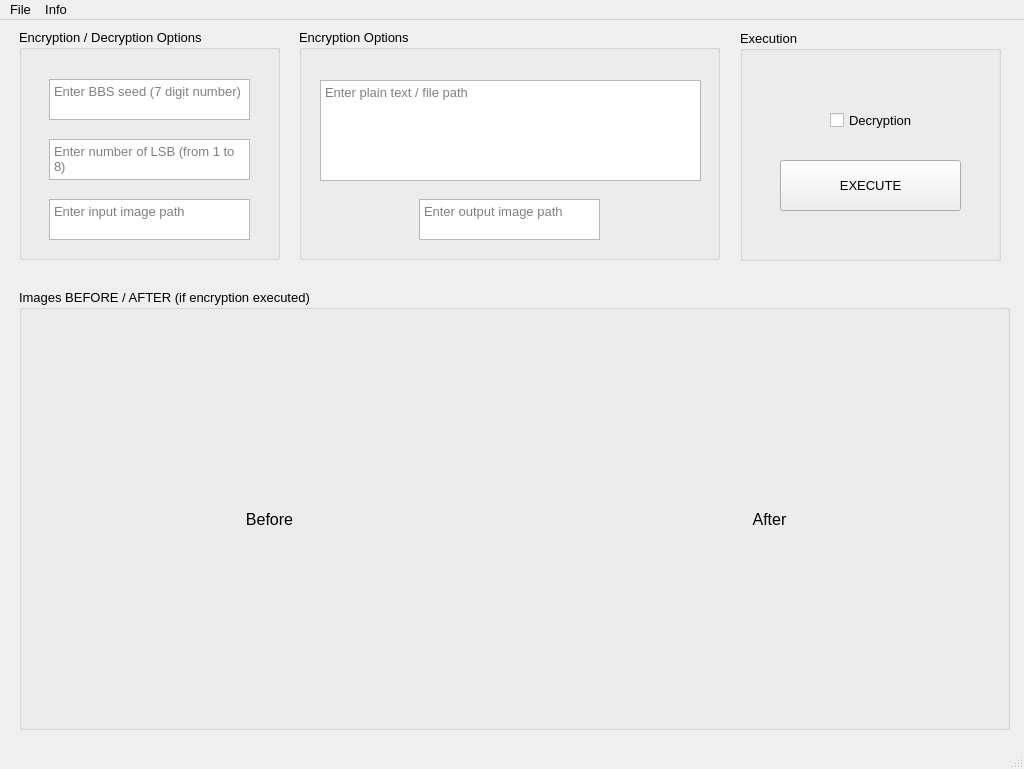
a-pralat/Steganography, file windows/mainWindow.ui: the form before one commit.
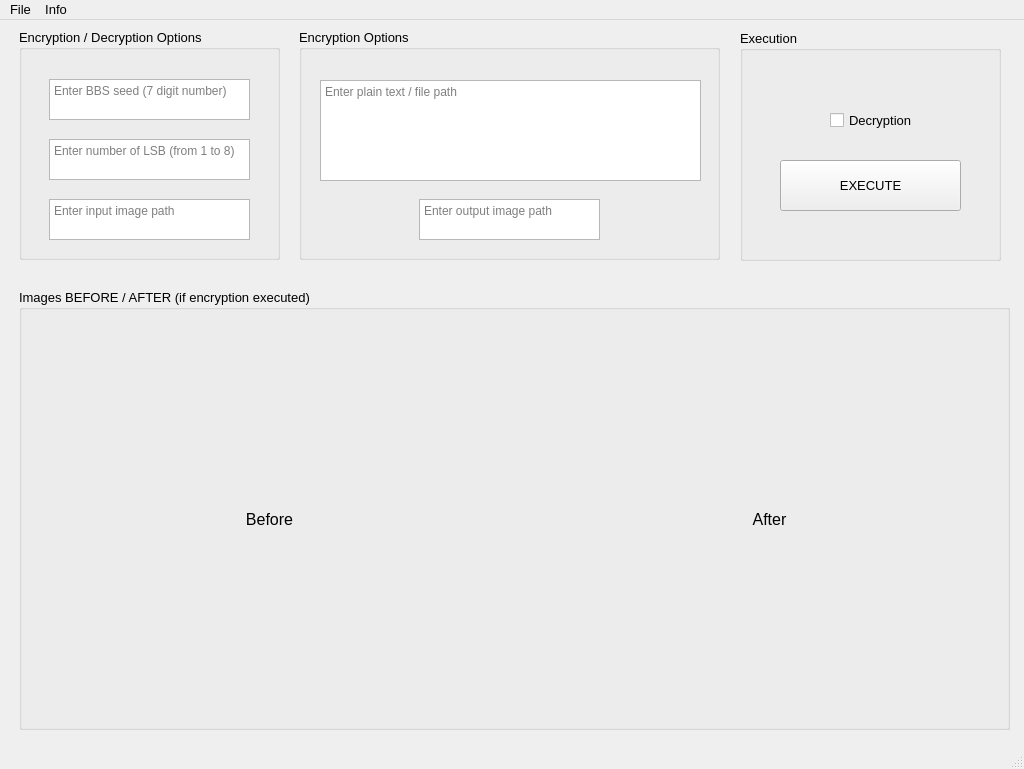
The form after the commit.

The edit to the form file:
```diff
--- a/windows/mainWindow.ui
+++ b/windows/mainWindow.ui
@@ -47,7 +47,7 @@
      </property>
      <property name="font">
       <font>
-       <pointsize>10</pointsize>
+       <pointsize>9</pointsize>
       </font>
      </property>
      <property name="placeholderText">
@@ -65,7 +65,7 @@
      </property>
      <property name="font">
       <font>
-       <pointsize>10</pointsize>
+       <pointsize>9</pointsize>
       </font>
      </property>
      <property name="placeholderText">
@@ -83,7 +83,7 @@
      </property>
      <property name="font">
       <font>
-       <pointsize>10</pointsize>
+       <pointsize>9</pointsize>
       </font>
      </property>
      <property name="placeholderText">
@@ -169,7 +169,7 @@
      </property>
      <property name="font">
       <font>
-       <pointsize>10</pointsize>
+       <pointsize>9</pointsize>
       </font>
      </property>
      <property name="placeholderText">
@@ -188,7 +188,7 @@
     </property>
     <property name="font">
      <font>
-      <pointsize>10</pointsize>
+      <pointsize>9</pointsize>
      </font>
     </property>
     <property name="placeholderText">
```
